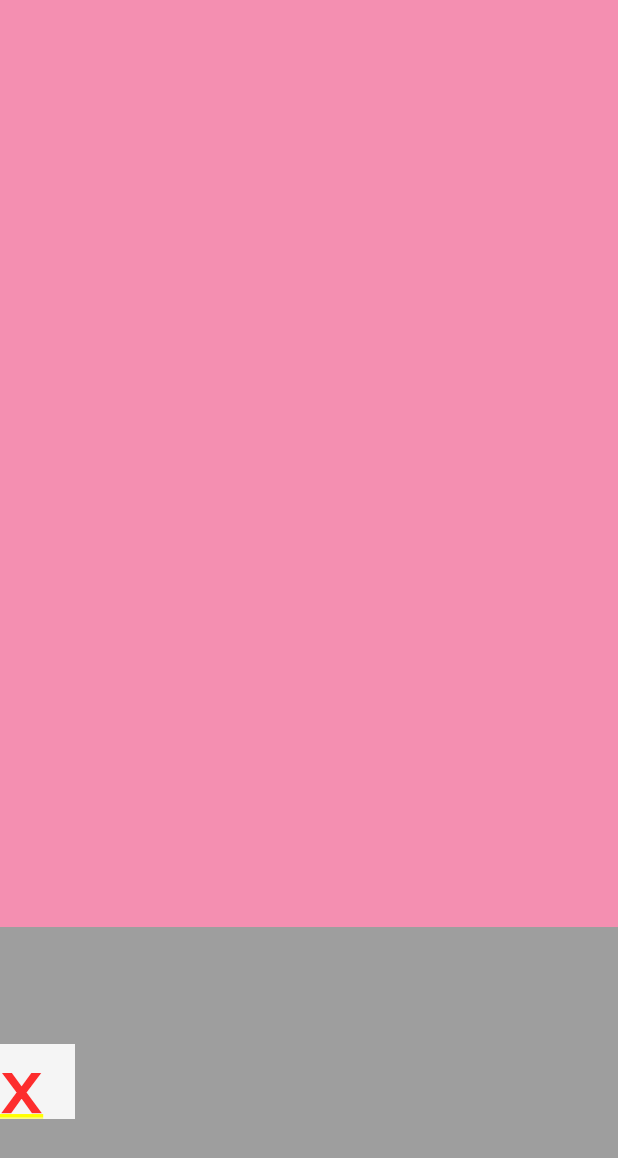
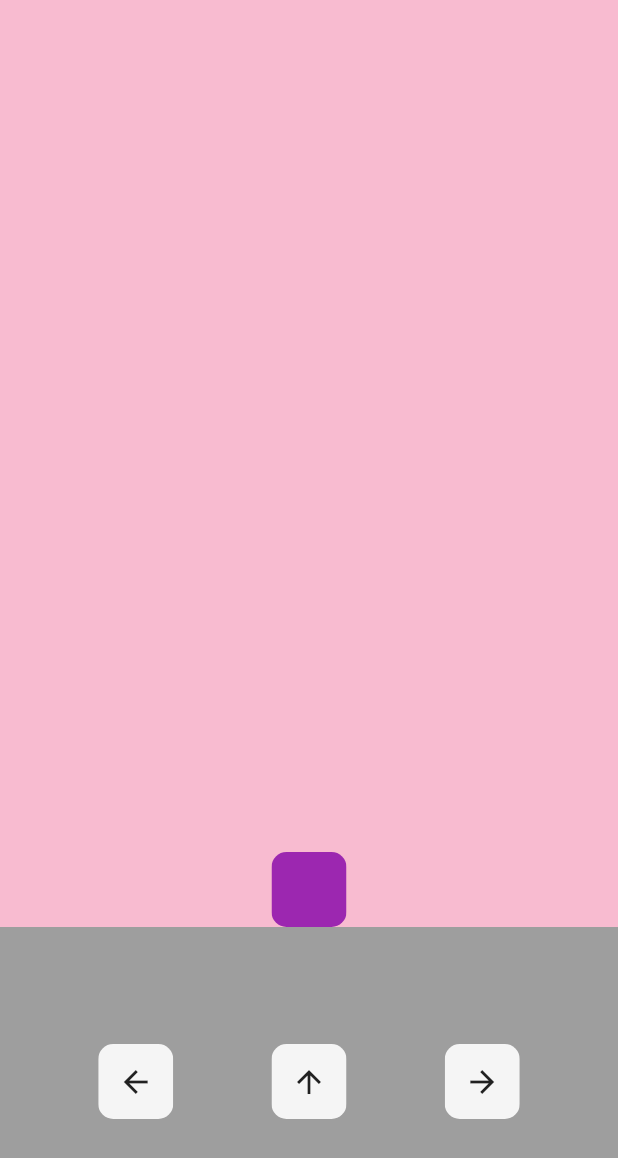
Before and after one commit to ChetanJagdaley/BubbleTrouble-FlutterProject, a Flutter app: the screen it shows after launch, on a phone screen of 412 x 824 dp. Shown: the top 1158 px of the screen. Run offline on Flutter 3.47's test engine with Material 2 defaults, Android fonts, the phone set to English and light mode, and no system bars.

Commit message:
more functionality

```diff
--- a/bubble_trouble/lib/button.dart
+++ b/bubble_trouble/lib/button.dart
@@ -1,15 +1,25 @@
 import 'package:flutter/material.dart';
 
 class MyButton extends StatelessWidget {
-  const MyButton({ Key? key }) : super(key: key);
+  final icon;
+  final function;
+  const MyButton({this.icon, this.function});
 
   @override
   Widget build(BuildContext context) {
-    return Container(
-      color: Colors.grey[100],
-      width: 50,
-      height: 50,
-      child: Text('x'),
+    return GestureDetector(
+      onTap: function,
+      child: ClipRRect(
+        borderRadius: BorderRadius.circular(10),
+        child: Container(
+          color: Colors.grey[100],
+          width: 50,
+          height: 50,
+          child: Center(
+            child: Icon(icon),
+            ),
+        ),
+      ),
     );
   }
 }
--- a/bubble_trouble/lib/home.dart
+++ b/bubble_trouble/lib/home.dart
@@ -1,14 +1,68 @@
+import 'dart:async';
+
+import 'package:bubble_trouble/player.dart';
 import 'package:flutter/material.dart';
 import 'button.dart';
 
 class Homepage extends StatefulWidget {
-  const Homepage({ Key? key }) : super(key: key);
+  const Homepage({Key? key}) : super(key: key);
 
   @override
   _HomepageState createState() => _HomepageState();
 }
 
 class _HomepageState extends State<Homepage> {
+  // player variables
+  static double playerX = 0;
+
+  //missile variables
+  double missileX = playerX;
+  double missileY = 1;
+  double missileHeight = 10;
+
+  void resetMissile() {
+    missileX = playerX;
+    missileHeight = 10;
+  }
+
+  void moveLeft() {
+    setState(() {
+
+      if (playerX - 0.1 < -1) {
+        //do nothing
+      } else {
+        playerX -= .1;
+      }
+       missileX = playerX;
+    });
+  }
+
+  void moveRight() {
+    setState(() {
+
+      if (playerX + .1 > 1) {
+        //do nothing
+      } else {
+        playerX += .1;
+      }
+       missileX = playerX;
+    });
+
+  }
+
+  void fireMissile() {
+    Timer.periodic(Duration(milliseconds: 30), (timer) {
+      if (missileHeight > MediaQuery.of(context).size.height * 3 / 4) {
+        resetMissile();
+        timer.cancel();
+      } else {
+        setState(() {
+          missileHeight += 10;
+        });
+      }
+    });
+  }
+
   @override
   Widget build(BuildContext context) {
     return Column(
@@ -16,15 +70,45 @@ class _HomepageState extends State<Homepage> {
         Expanded(
             flex: 3,
             child: Container(
-            color: Colors.pink[200],
+              color: Colors.pink[100],
+              child: Center(
+                child: Stack(
+                  children: [
+                    Container(
+                      alignment: Alignment(missileX, missileY),
+                      child: Container(
+                        width: 5,
+                        height: missileHeight,
+                        color: Colors.grey,
+                      ),
+                    ),
+                    MyPlayer(
+                      playerX: playerX,
+                    ),
+                  ],
+                ),
+              ),
             )),
         Expanded(
             child: Container(
           color: Colors.grey[500],
           child: Row(
+            mainAxisAlignment: MainAxisAlignment.spaceEvenly,
             children: [
-                MyButton(),
-              ],),
+              MyButton(
+                icon: Icons.arrow_back,
+                function: moveLeft,
+              ),
+              MyButton(
+                icon: Icons.arrow_upward,
+                function: fireMissile,
+              ),
+              MyButton(
+                icon: Icons.arrow_forward,
+                function: moveRight,
+              ),
+            ],
+          ),
         )),
       ],
     );
--- /dev/null
+++ b/bubble_trouble/lib/player.dart
@@ -0,0 +1,21 @@
+import 'package:flutter/material.dart';
+
+class MyPlayer extends StatelessWidget {
+  final playerX;
+  const MyPlayer({this.playerX}) ;
+
+  @override
+  Widget build(BuildContext context) {
+    return Container(
+      alignment: Alignment(playerX, 1),
+      child: ClipRRect(
+        borderRadius: BorderRadius.circular(10),
+        child: Container(
+          height: 50,
+          width: 50,
+          color: Colors.purple,
+        ),
+      ),
+    );
+  }
+}
```
Also changed, not shown: bubble_trouble/lib/missile.dart (added). Lines whose indentation alone changed are shown as unchanged.
